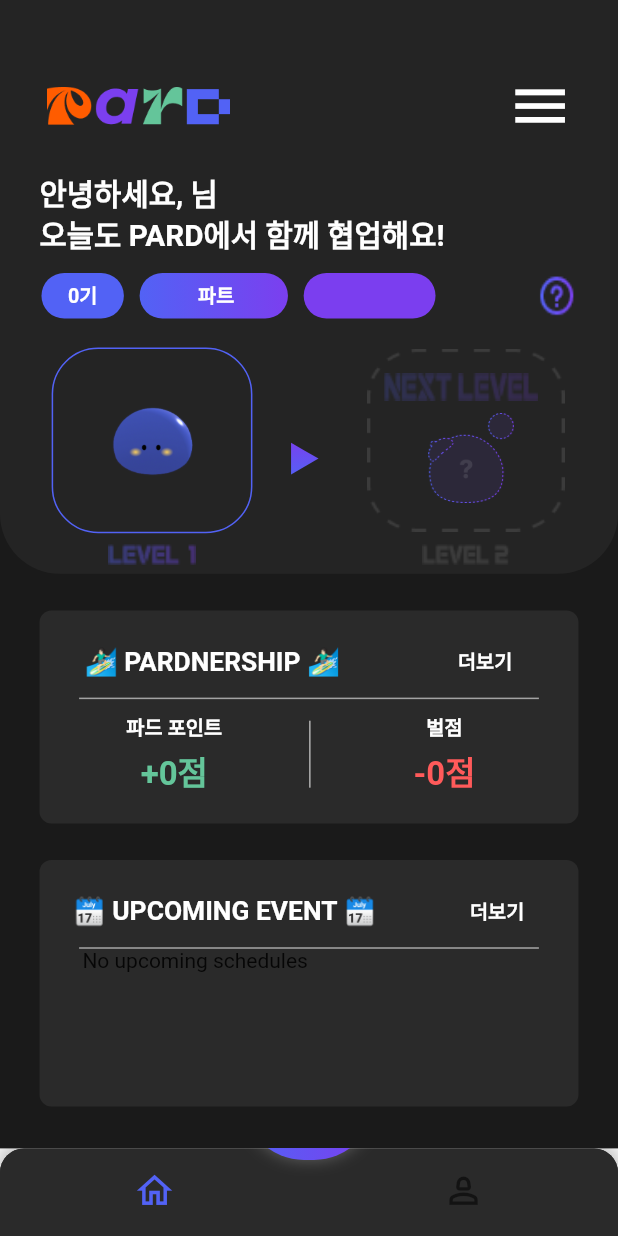
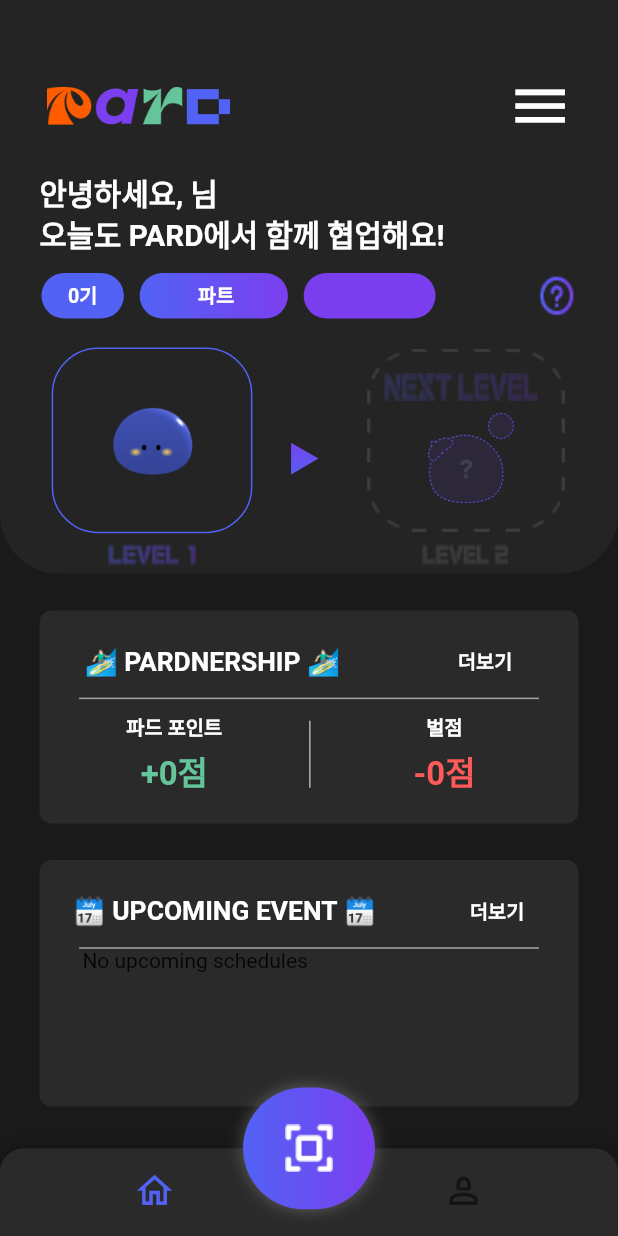
Before and after one commit to Club-PARD/PARD_APP, a Flutter app: the RootVeiw screen opened by its route, on a phone screen of 412 x 824 dp. Run offline on Flutter 3.47's test engine with Material 2 defaults, Android fonts, the phone set to English and light mode, and no system bars; our stand-ins replace cloud_firestore, device_info_plus, firebase_auth, firebase_core, firebase_messaging, flutter_local_notifications and 6 more; missing offline and left inert: qr_code_scanner; accounts and stored records are empty; Roboto replaces fonts that are missing (Pretendard).

Commit message:
[UPDATE] FAB + BNB

```diff
--- a/lib/Views/root_view.dart
+++ b/lib/Views/root_view.dart
@@ -12,7 +12,7 @@ class RootVeiw extends StatelessWidget {
 
   static List<Widget> tabPages = <Widget>[
     HomePage(),
-    Container(),
+    // Container(),
     MyPage(),
   ];
 
@@ -20,16 +20,9 @@ class RootVeiw extends StatelessWidget {
   Widget build(BuildContext context) {
     Get.put(BottomBarController());
     return Scaffold(
-      extendBodyBehindAppBar: true,
-      appBar: null,
+      extendBody: true,
       body: Obx(() => tabPages[BottomBarController.to.selectedIndex.value]),
-      bottomNavigationBar: Stack(
-        alignment: Alignment.bottomCenter,
-        children: [
-          BottomBar(),
-          Positioned(
-            bottom: 50.h,
-            child: Container(
+      floatingActionButton: Container(
         width: 80.w,
         height: 80.h,
         decoration: BoxDecoration(
@@ -60,9 +53,8 @@ class RootVeiw extends StatelessWidget {
           ),
         ),
       ),
-          ),
-        ],
-      ),
+      floatingActionButtonLocation: FloatingActionButtonLocation.centerDocked,
+      bottomNavigationBar: BottomBar(),
     );
   }
 }
```
Lines whose indentation alone changed are shown as unchanged.
